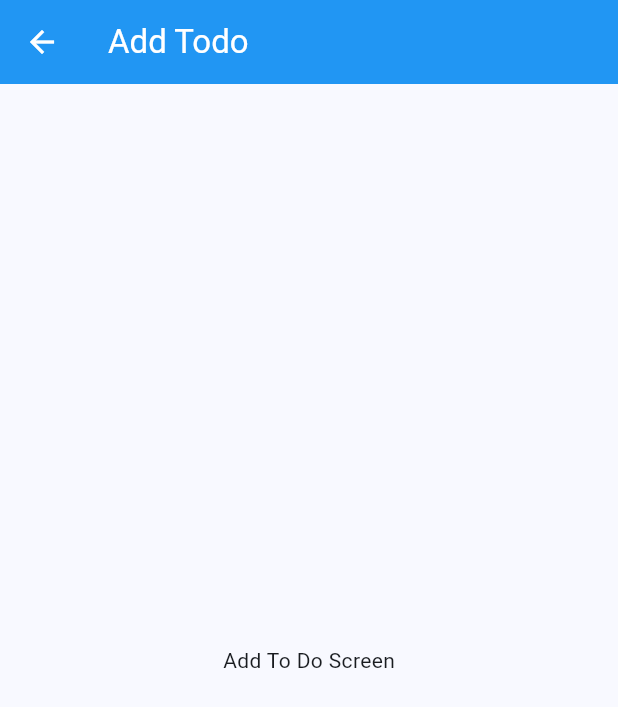
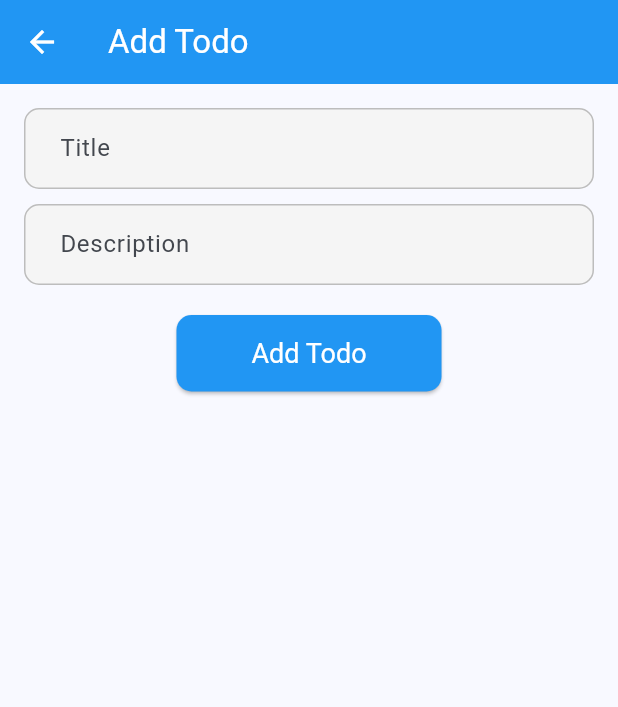
Before and after one commit to majidbhuiyan20/Flutter-Practice, a Flutter app: the AddTodoScreen screen opened directly, on a phone screen of 412 x 824 dp. Shown: the top 707 px of the screen. Run offline on Flutter 3.47's test engine with Material 3 defaults, Android fonts, the light colour scheme and no system bars; our stand-ins replace badges, cloud_firestore, firebase_auth, firebase_core, flutter_riverpod, fluttertoast and 4 more; accounts and stored records are empty.

Commit message:
add todo list page and pass todo data

```diff
--- a/lib/project/to_do_basic/add_todo_screen.dart
+++ b/lib/project/to_do_basic/add_todo_screen.dart
@@ -1,7 +1,11 @@
 import 'package:flutter/material.dart';
+import 'package:practice/project/to_do_basic/basic_todo_app.dart';
 
 class AddTodoScreen extends StatelessWidget {
-  const AddTodoScreen({super.key});
+   AddTodoScreen({super.key});
+
+  TextEditingController _titleController = TextEditingController();
+  TextEditingController _descriptionController = TextEditingController();
 
   @override
   Widget build(BuildContext context) {
@@ -11,7 +15,73 @@ class AddTodoScreen extends StatelessWidget {
         leading: BackButton(color: Colors.white),
         title: const Text('Add Todo', style: TextStyle(color: Colors.white),),
       ),
-      body: Center(child: Text("Add To Do Screen")),
+      body: Center(
+        child: Padding(
+          padding: const EdgeInsets.all(16.0),
+          child: Column(
+
+            children: [
+              TextField(
+                controller: _titleController,
+                decoration: InputDecoration(
+                  hintText: 'Title',
+                  border: OutlineInputBorder(
+                    borderRadius: BorderRadius.circular(10.0),
+                  ),
+                  focusedBorder: OutlineInputBorder(
+                    borderRadius: BorderRadius.circular(10.0),
+                    borderSide: BorderSide(color: Colors.blue, width: 2.0),
+                  ),
+                  enabledBorder: OutlineInputBorder(
+                    borderRadius: BorderRadius.circular(10.0),
+                    borderSide: BorderSide(color: Colors.grey.shade400, width: 1.0),
+                  ),
+                  filled: true,
+                  fillColor: Colors.grey.shade100,
+                  contentPadding: EdgeInsets.symmetric(vertical: 15.0, horizontal: 20.0),
+                ),
+              ),
+              SizedBox(height: 10),
+              TextField(
+                controller: _descriptionController,
+                decoration: InputDecoration(
+                  hintText: 'Description',
+                  border: OutlineInputBorder(
+                    borderRadius: BorderRadius.circular(10.0),
+                  ),
+                  focusedBorder: OutlineInputBorder(
+                    borderRadius: BorderRadius.circular(10.0),
+                    borderSide: BorderSide(color: Colors.blue, width: 2.0),
+                  ),
+                  enabledBorder: OutlineInputBorder(
+                    borderRadius: BorderRadius.circular(10.0),
+                    borderSide: BorderSide(color: Colors.grey.shade400, width: 1.0),
+                  ),
+                  filled: true,
+                  fillColor: Colors.grey.shade100,
+                  contentPadding: EdgeInsets.symmetric(vertical: 15.0, horizontal: 20.0),
+                ),
+              ),
+              SizedBox(height: 20),
+              ElevatedButton(
+                onPressed: () {
+                 ToDo todo = ToDo(title: _titleController.text.trim(), description: _descriptionController.text.trim(), createdDate: DateTime.now(), status: "Pending");
+                 Navigator.pop(context, todo);
+                },
+                style: ElevatedButton.styleFrom(
+                  backgroundColor: Colors.blue,
+                  padding: EdgeInsets.symmetric(horizontal: 50, vertical: 15),
+                  textStyle: TextStyle(fontSize: 18, color: Colors.white),
+                  shape: RoundedRectangleBorder(
+                    borderRadius: BorderRadius.circular(10.0),
+                  ),
+                ),
+                child: const Text('Add Todo', style: TextStyle(color: Colors.white)),
+              ),
+            ],
+          ),
+        ),
+      ),
     );
   }
 }
```
